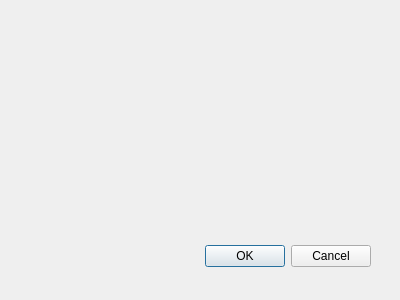
First picture: the form in mountainview/src/controlwidgets/resolveprvsdialog.ui, repository simonsfoundation/mountainlab_test2, before the edit.
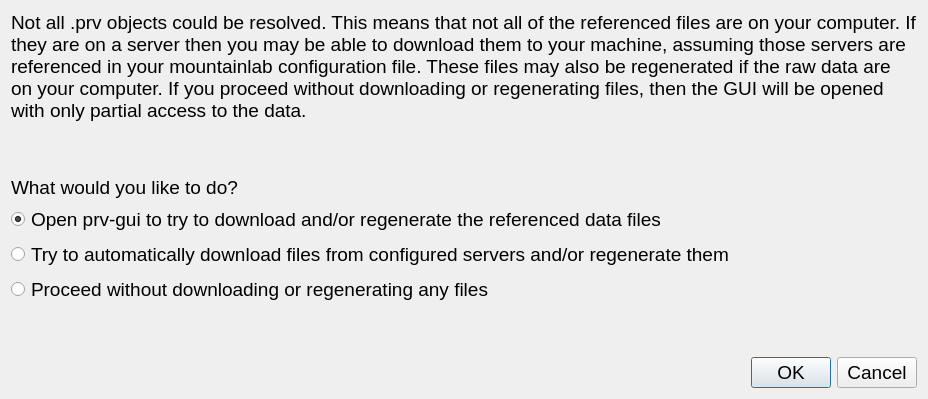
Second picture: the form after the edit.

```diff
--- a/mountainview/src/controlwidgets/resolveprvsdialog.ui
+++ b/mountainview/src/controlwidgets/resolveprvsdialog.ui
@@ -1,36 +1,112 @@
-<ui version="4.0" >
- <author></author>
- <comment></comment>
- <exportmacro></exportmacro>
- <class>Dialog</class>
- <widget class="QDialog" name="Dialog" >
-  <property name="geometry" >
+<?xml version="1.0" encoding="UTF-8"?>
+<ui version="4.0">
+ <class>ResolvePrvsDialog</class>
+ <widget class="QDialog" name="ResolvePrvsDialog">
+  <property name="geometry">
    <rect>
     <x>0</x>
     <y>0</y>
-    <width>400</width>
-    <height>300</height>
+    <width>928</width>
+    <height>399</height>
    </rect>
   </property>
-  <property name="windowTitle" >
-   <string>Dialog</string>
+  <property name="font">
+   <font>
+    <pointsize>14</pointsize>
+   </font>
   </property>
-  <widget class="QDialogButtonBox" name="buttonBox" >
-   <property name="geometry" >
-    <rect>
-     <x>30</x>
-     <y>240</y>
-     <width>341</width>
-     <height>32</height>
-    </rect>
-   </property>
-   <property name="orientation" >
-    <enum>Qt::Horizontal</enum>
-   </property>
-   <property name="standardButtons" >
-    <set>QDialogButtonBox::Cancel|QDialogButtonBox::Ok</set>
-   </property>
-  </widget>
+  <property name="windowTitle">
+   <string>Resolving .prv objects</string>
+  </property>
+  <layout class="QVBoxLayout" name="verticalLayout">
+   <item>
+    <widget class="QLabel" name="label">
+     <property name="font">
+      <font>
+       <pointsize>14</pointsize>
+      </font>
+     </property>
+     <property name="text">
+      <string>Not all .prv objects could be resolved. This means that not all of the referenced files are on your computer. If they are on a server then you may be able to download them to your machine, assuming those servers are referenced in your mountainlab configuration file. These files may also be regenerated if the raw data are on your computer. If you proceed without downloading or regenerating files, then the GUI will be opened with only partial access to the data.</string>
+     </property>
+     <property name="wordWrap">
+      <bool>true</bool>
+     </property>
+    </widget>
+   </item>
+   <item>
+    <spacer name="verticalSpacer_2">
+     <property name="orientation">
+      <enum>Qt::Vertical</enum>
+     </property>
+     <property name="sizeHint" stdset="0">
+      <size>
+       <width>20</width>
+       <height>40</height>
+      </size>
+     </property>
+    </spacer>
+   </item>
+   <item>
+    <widget class="QLabel" name="label_2">
+     <property name="font">
+      <font>
+       <pointsize>14</pointsize>
+      </font>
+     </property>
+     <property name="text">
+      <string>What would you like to do?</string>
+     </property>
+    </widget>
+   </item>
+   <item>
+    <widget class="QRadioButton" name="open_prv_gui">
+     <property name="text">
+      <string>Open prv-gui to try to download and/or regenerate the referenced data files</string>
+     </property>
+     <property name="checked">
+      <bool>true</bool>
+     </property>
+    </widget>
+   </item>
+   <item>
+    <widget class="QRadioButton" name="automatically_download">
+     <property name="text">
+      <string>Try to automatically download files from configured servers and/or regenerate them</string>
+     </property>
+    </widget>
+   </item>
+   <item>
+    <widget class="QRadioButton" name="proceed_anyway">
+     <property name="text">
+      <string>Proceed without downloading or regenerating any files</string>
+     </property>
+    </widget>
+   </item>
+   <item>
+    <spacer name="verticalSpacer">
+     <property name="orientation">
+      <enum>Qt::Vertical</enum>
+     </property>
+     <property name="sizeHint" stdset="0">
+      <size>
+       <width>20</width>
+       <height>40</height>
+      </size>
+     </property>
+    </spacer>
+   </item>
+   <item>
+    <widget class="QDialogButtonBox" name="buttonBox">
+     <property name="orientation">
+      <enum>Qt::Horizontal</enum>
+     </property>
+     <property name="standardButtons">
+      <set>QDialogButtonBox::Cancel|QDialogButtonBox::Ok</set>
+     </property>
+    </widget>
+   </item>
+  </layout>
  </widget>
  <pixmapfunction></pixmapfunction>
  <resources/>
```
Left out of the diff: 13 changed lines with no effect on the pictures.
